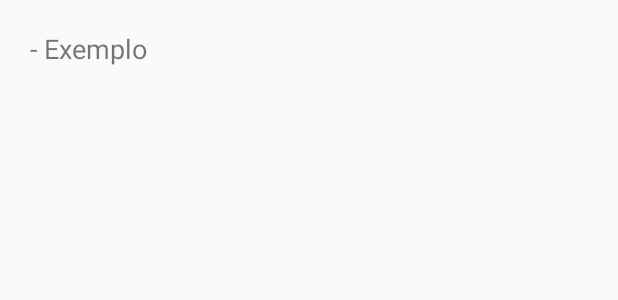
After one commit to andr000ide/Conta-me-Historias, an Android app: the layout frag_searchview.xml on its own in the app's theme, with its tools: preview values and no code run, on a phone screen of 412 x 824 dp. The commit adds this screen. Shown: the top 300 px of the screen. Run offline under Robolectric (Android 15) with nearby library versions, the phone set to English and light mode, and no system bars.

Commit message:
update_domingo

```diff
--- a/app/src/main/AndroidManifest.xml
+++ b/app/src/main/AndroidManifest.xml
@@ -4,6 +4,7 @@
 
     <uses-permission android:name="android.permission.INTERNET"></uses-permission>
     <application
+            android:usesCleartextTraffic="true"
             android:allowBackup="true"
             android:icon="@mipmap/ic_launcher"
             android:label="@string/app_name"
--- a/app/src/main/java/com/example/projetofinal/FragmentTeste2.kt
+++ b/app/src/main/java/com/example/projetofinal/Fragments/FragmentTeste2.kt
@@ -1,4 +1,4 @@
-package com.example.projetofinal
+package com.example.projetofinal.Fragments
 
 
 import android.os.Bundle
@@ -6,6 +6,7 @@ import android.support.v4.app.Fragment
 import android.view.LayoutInflater
 import android.view.View
 import android.view.ViewGroup
+import com.example.projetofinal.R
 import kotlinx.android.synthetic.main.fragment_fragment_one.*
 
 
--- a/app/src/main/java/com/example/projetofinal/MainActivity.kt
+++ b/app/src/main/java/com/example/projetofinal/MainActivity.kt
@@ -1,7 +1,9 @@
 package com.example.projetofinal
 
 import android.content.Intent
+import android.net.Uri
 import android.os.Bundle
+import android.support.v4.content.ContextCompat
 import android.support.v7.app.AppCompatActivity
 import android.view.View
 import com.example.projetofinal.LangHelper
--- /dev/null
+++ b/app/src/main/res/layout/frag_searchview.xml
@@ -0,0 +1,29 @@
+<?xml version="1.0" encoding="utf-8"?>
+<FrameLayout xmlns:android="http://schemas.android.com/apk/res/android"
+             android:layout_width="match_parent"
+             android:layout_height="wrap_content">
+    <android.support.v4.widget.NestedScrollView android:layout_width="match_parent"
+                                                android:scrollbars="vertical"
+                                                android:layout_height="wrap_content">
+        <LinearLayout android:layout_width="match_parent" android:layout_height="wrap_content"
+                      android:orientation="vertical">
+
+
+            <TextView android:layout_width="match_parent" android:layout_height="wrap_content"
+                      android:id="@+id/titulo_narrativa"
+                      android:padding="20dp"
+                      android:text="- Exemplo"
+                      android:textSize="18sp"/>
+
+
+            <android.support.v7.widget.RecyclerView android:layout_width="match_parent"
+                                                    android:id="@+id/recycler_view"
+                                                    android:nestedScrollingEnabled="false"
+                                                    android:layout_height="wrap_content">
+
+            </android.support.v7.widget.RecyclerView>
+
+
+        </LinearLayout>
+    </android.support.v4.widget.NestedScrollView>
+</FrameLayout>
--- a/app/src/main/res/layout/fragment_fragment_one.xml
+++ b/app/src/main/res/layout/fragment_fragment_one.xml
@@ -3,7 +3,7 @@
              xmlns:tools="http://schemas.android.com/tools"
              android:layout_width="match_parent"
              android:layout_height="match_parent"
-             tools:context=".FragmentOne">
+             tools:context=".Fragments.FragmentOne">
 
     <TextView
             android:id="@+id/fragment_one"
```
Also changed, not shown: app/src/main/java/com/example/projetofinal/AdapterNarrativas.kt (added, +53 -0 lines), app/src/main/java/com/example/projetofinal/FragmentOne.kt (deleted, +0 -34 lines), app/src/main/java/com/example/projetofinal/FragmentThree.kt (deleted, +0 -26 lines), app/src/main/java/com/example/projetofinal/Fragments/FragmentOne.kt (added, +80 -0 lines), app/src/main/java/com/example/projetofinal/Fragments/FragmentTeste1.kt (added, +69 -0 lines), app/src/main/java/com/example/projetofinal/Fragments/FragmentThree.kt (renamed from app/src/main/java/com/example/projetofinal/FragmentTeste1.kt, +4 -3 lines), app/src/main/java/com/example/projetofinal/Fragments/FragmentTwo.kt (renamed from app/src/main/java/com/example/projetofinal/FragmentTwo.kt, +16 -5 lines), app/src/main/java/com/example/projetofinal/Fragments/FragmentVistaNarrativas.kt (added, +74 -0 lines), app/src/main/java/com/example/projetofinal/SecondActivity.kt (+26 -9 lines), app/src/main/java/com/example/projetofinal/ViewPagerAdapterNarrativas.kt (added, +25 -0 lines), app/src/main/res/layout/frag_rowview.xml (added, +14 -0 lines), app/src/main/res/layout/frag_teste1.xml (added, +16 -0 lines).
